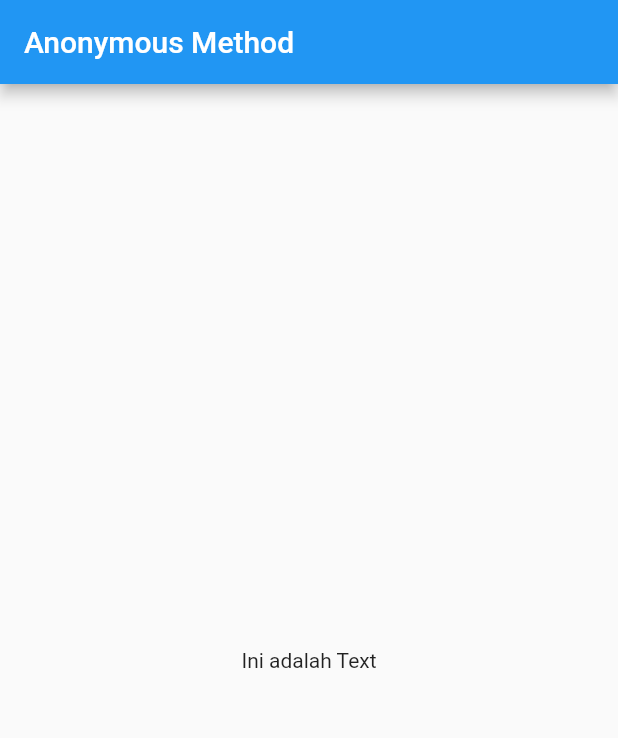
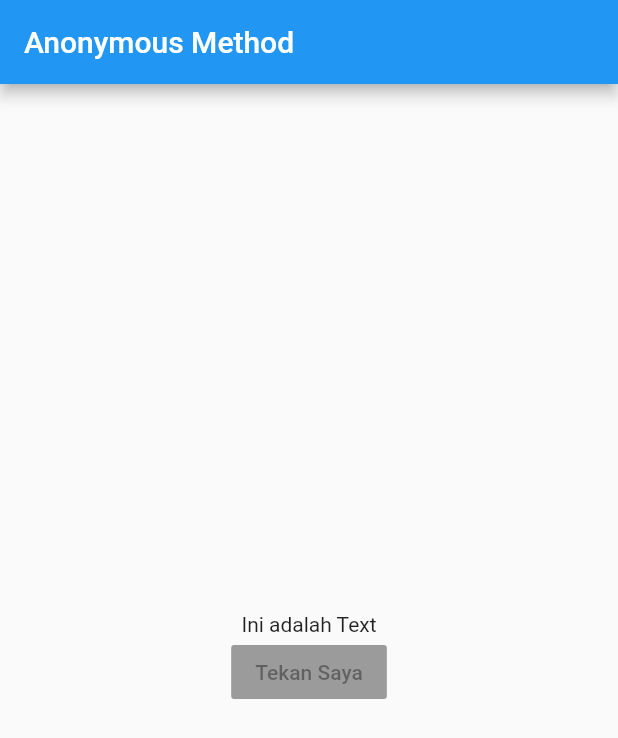
Before and after one commit to feyto81/learn-flutter-anonymous-method, a Flutter app: the screen it shows after launch, on a phone screen of 412 x 824 dp. Shown: the top 738 px of the screen. Run offline on Flutter 3.47's test engine with Material 2 defaults, Android fonts, the phone set to English and light mode, and no system bars.

Commit message:
adding button with title tekan saya

```diff
--- a/lib/main.dart
+++ b/lib/main.dart
@@ -22,6 +22,9 @@ class _MyAppState extends State<MyApp> {
             mainAxisAlignment: MainAxisAlignment.center,
             children: <Widget>[
               Text("Ini adalah Text"),
+              RaisedButton(
+                child: Text("Tekan Saya"),
+              )
             ],
           ),
         ),
```
